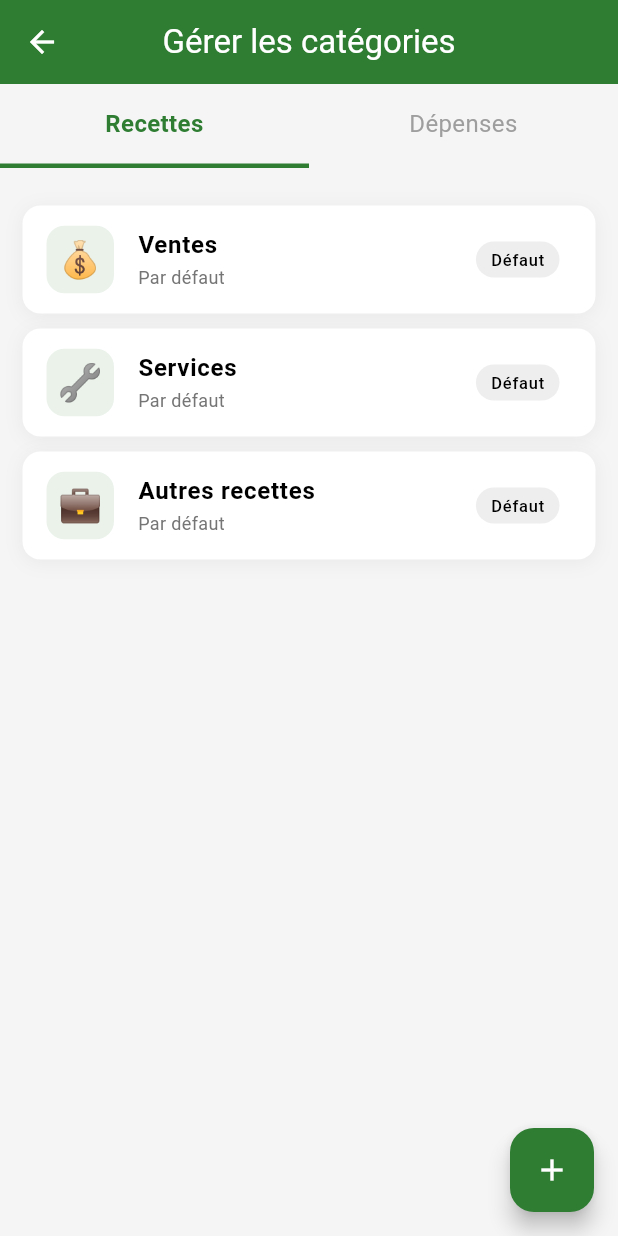
After one commit to caden7dev/mafortune, a Flutter app: the GestionCategoriesScreen screen opened directly, on a phone screen of 412 x 824 dp. The commit adds this screen. Run offline on Flutter 3.47's test engine with Material 3 defaults, Android fonts, the phone set to English and light mode, and no system bars; our stand-ins replace cloud_firestore, firebase_auth, firebase_core, firebase_storage, shared_preferences; accounts and stored records are empty.

Commit message:
ajout des fichiers

```diff
--- /dev/null
+++ b/lib/screens/commercant/gestion_categories_screen.dart
@@ -0,0 +1,168 @@
+import 'package:flutter/material.dart';
+import '../../core/constants/app_colors.dart';
+
+class GestionCategoriesScreen extends StatefulWidget {
+  const GestionCategoriesScreen({super.key});
+
+  @override
+  State<GestionCategoriesScreen> createState() => _GestionCategoriesScreenState();
+}
+
+class _GestionCategoriesScreenState extends State<GestionCategoriesScreen> {
+  int _selectedTab = 0; // 0 = Recettes, 1 = Dépenses
+
+  final List<Map<String, dynamic>> _categoriesRecettes = [
+    {'id': 'ventes', 'nom': 'Ventes', 'icon': '💰', 'editable': false},
+    {'id': 'services', 'nom': 'Services', 'icon': '🔧', 'editable': false},
+    {'id': 'autres_recettes', 'nom': 'Autres recettes', 'icon': '💼', 'editable': false},
+  ];
+
+  final List<Map<String, dynamic>> _categoriesDepenses = [
+    {'id': 'achats', 'nom': 'Achats', 'icon': '🛒', 'editable': false},
+    {'id': 'transport', 'nom': 'Transport', 'icon': '🚗', 'editable': false},
+    {'id': 'loyer', 'nom': 'Loyer', 'icon': '🏠', 'editable': false},
+    {'id': 'salaires', 'nom': 'Salaires', 'icon': '👨‍💼', 'editable': false},
+    {'id': 'electricite', 'nom': 'Électricité', 'icon': '💡', 'editable': false},
+    {'id': 'autres_depenses', 'nom': 'Autres dépenses', 'icon': '📊', 'editable': false},
+  ];
+
+  @override
+  Widget build(BuildContext context) {
+    final categories = _selectedTab == 0 ? _categoriesRecettes : _categoriesDepenses;
+
+    return Scaffold(
+      backgroundColor: AppColors.backgroundLight,
+      appBar: AppBar(
+        title: const Text('Gérer les catégories'),
+        backgroundColor: AppColors.primaryGreen,
+        foregroundColor: Colors.white,
+      ),
+      body: Column(
+        children: [
+          // Tabs
+          Row(
+            children: [
+              Expanded(
+                child: _buildTab('Recettes', 0, AppColors.primaryGreen),
+              ),
+              Expanded(
+                child: _buildTab('Dépenses', 1, AppColors.expenseRed),
+              ),
+            ],
+          ),
+          const SizedBox(height: 10),
+          // Liste des catégories
+          Expanded(
+            child: ListView.builder(
+              padding: const EdgeInsets.all(15),
+              itemCount: categories.length,
+              itemBuilder: (context, index) {
+                final category = categories[index];
+                return _buildCategoryCard(category);
+              },
+            ),
+          ),
+        ],
+      ),
+      floatingActionButton: FloatingActionButton(
+        onPressed: () {
+          ScaffoldMessenger.of(context).showSnackBar(
+            const SnackBar(content: Text('➕ Ajout de catégorie à venir...')),
+          );
+        },
+        backgroundColor: _selectedTab == 0 ? AppColors.primaryGreen : AppColors.expenseRed,
+        child: const Icon(Icons.add, color: Colors.white),
+      ),
+    );
+  }
+
+  Widget _buildTab(String label, int index, Color color) {
+    final isSelected = _selectedTab == index;
+    return InkWell(
+      onTap: () => setState(() => _selectedTab = index),
+      child: Container(
+        padding: const EdgeInsets.symmetric(vertical: 15),
+        decoration: BoxDecoration(
+          border: Border(
+            bottom: BorderSide(
+              color: isSelected ? color : Colors.transparent,
+              width: 3,
+            ),
+          ),
+        ),
+        child: Text(
+          label,
+          textAlign: TextAlign.center,
+          style: TextStyle(
+            fontWeight: isSelected ? FontWeight.bold : FontWeight.normal,
+            color: isSelected ? color : Colors.grey,
+            fontSize: 16,
+          ),
+        ),
+      ),
+    );
+  }
+
+  Widget _buildCategoryCard(Map<String, dynamic> category) {
+    return Container(
+      margin: const EdgeInsets.only(bottom: 10),
+      decoration: BoxDecoration(
+        color: Colors.white,
+        borderRadius: BorderRadius.circular(12),
+        boxShadow: [
+          BoxShadow(
+            color: Colors.black.withValues(alpha: 0.05),
+            blurRadius: 10,
+            offset: const Offset(0, 2),
+          ),
+        ],
+      ),
+      child: ListTile(
+        leading: Container(
+          width: 45,
+          height: 45,
+          decoration: BoxDecoration(
+            color: AppColors.primaryGreen.withValues(alpha: 0.1),
+            borderRadius: BorderRadius.circular(12),
+          ),
+          child: Center(
+            child: Text(
+              category['icon'] as String,
+              style: const TextStyle(fontSize: 24),
+            ),
+          ),
+        ),
+        title: Text(
+          category['nom'] as String,
+          style: const TextStyle(fontWeight: FontWeight.w600),
+        ),
+        subtitle: Text(
+          category['editable'] ? 'Personnalisée' : 'Par défaut',
+          style: TextStyle(fontSize: 12, color: Colors.grey[600]),
+        ),
+        trailing: category['editable'] == true
+            ? Row(
+                mainAxisSize: MainAxisSize.min,
+                children: [
+                  IconButton(
+                    icon: const Icon(Icons.edit, size: 20),
+                    onPressed: () {},
+                  ),
+                  IconButton(
+                    icon: const Icon(Icons.delete, size: 20, color: Colors.red),
+                    onPressed: () {},
+                  ),
+                ],
+              )
+            : Container(
+                padding: const EdgeInsets.symmetric(horizontal: 10, vertical: 4),
+                decoration: BoxDecoration(
+                  color: Colors.grey[200],
+                  borderRadius: BorderRadius.circular(12),
+                ),
+                child: const Text('Défaut', style: TextStyle(fontSize: 11)),
+              ),
+      ),
+    );
+  }
+}
```
Also changed, not shown: lib/screens/commercant/changer_mot_de_passe_screen.dart (added, +164 -0 lines), lib/screens/commercant/modifier_profil_screen.dart (added, +189 -0 lines), lib/screens/commercant/profil_screen.dart (+38 -191 lines), 2 other files.
